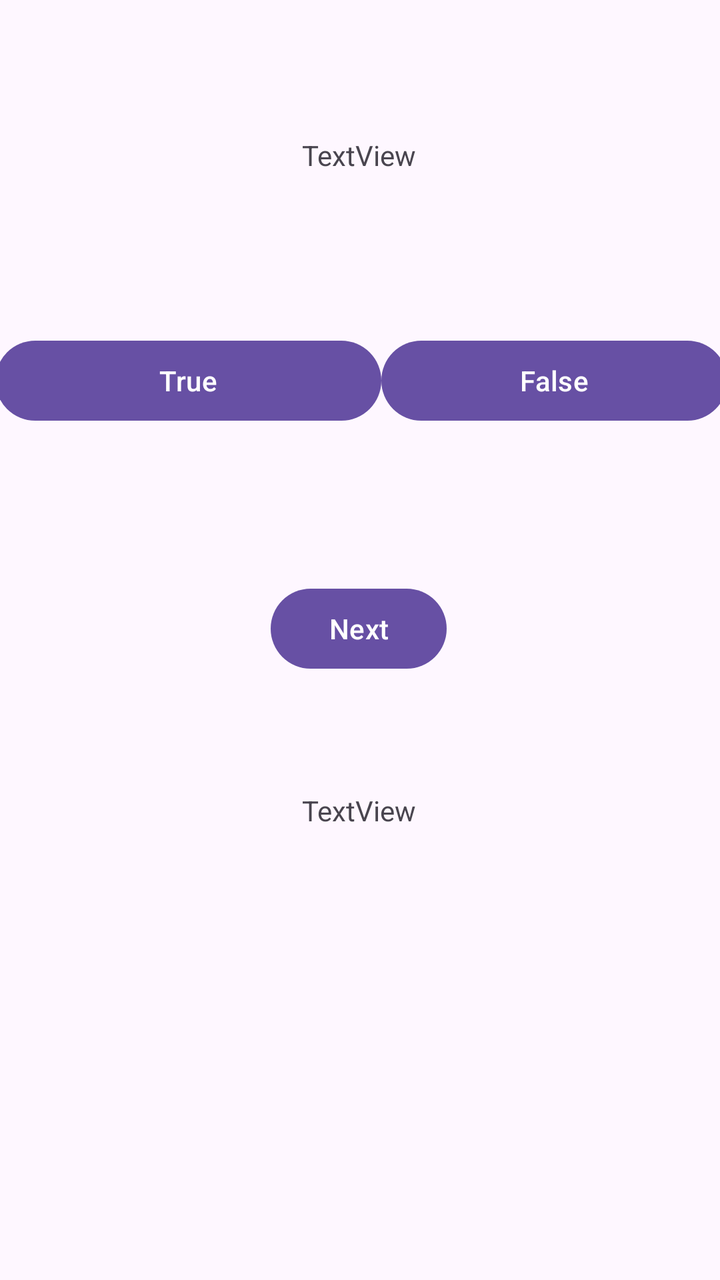
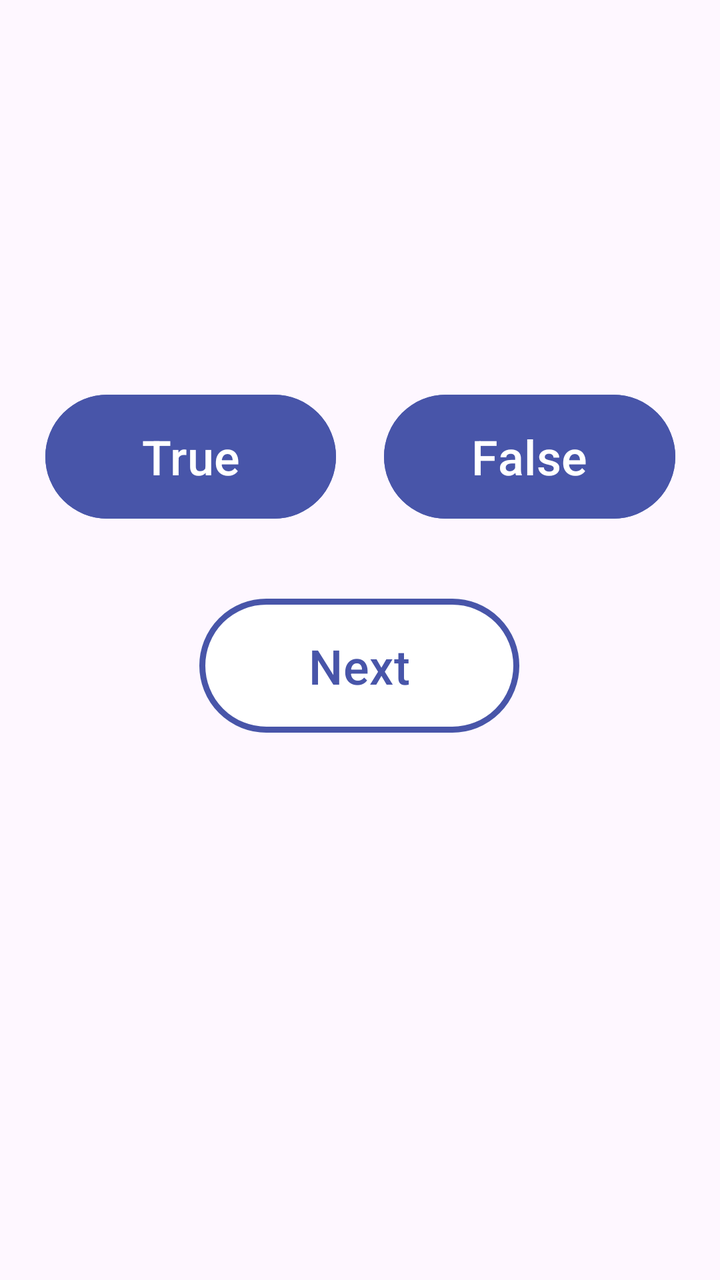

Screens rendered from an Android XML layout before and after an edit, with the pre-edit source and the edit as a unified diff.
<!-- AndroidManifest.xml: application theme Theme.TriviaBytesApp -->
<!-- res/layout/activity_main.xml -->
<?xml version="1.0" encoding="utf-8"?>
<androidx.constraintlayout.widget.ConstraintLayout xmlns:android="http://schemas.android.com/apk/res/android"
    xmlns:app="http://schemas.android.com/apk/res-auto"
    xmlns:tools="http://schemas.android.com/tools"
    android:id="@+id/main"
    android:layout_width="match_parent"
    android:layout_height="match_parent"
    tools:context=".MainActivity">

    <TextView
        android:id="@+id/questionText"
        android:layout_width="wrap_content"
        android:layout_height="wrap_content"
        android:layout_marginTop="68dp"
        android:text="TextView"
        app:layout_constraintEnd_toEndOf="parent"
        app:layout_constraintHorizontal_bias="0.498"
        app:layout_constraintStart_toStartOf="parent"
        app:layout_constraintTop_toTopOf="parent" />

    <LinearLayout
        android:id="@+id/linearLayout"
        android:layout_width="366dp"
        android:layout_height="60dp"
        android:orientation="horizontal"
        app:layout_constraintBottom_toBottomOf="parent"
        app:layout_constraintEnd_toEndOf="parent"
        app:layout_constraintHorizontal_bias="0.496"
        app:layout_constraintStart_toStartOf="parent"
        app:layout_constraintTop_toBottomOf="@+id/questionText"
        app:layout_constraintVertical_bias="0.161">

        <Button
            android:id="@+id/trueButton"
            android:layout_width="60dp"
            android:layout_height="wrap_content"
            android:layout_weight="1"
            android:onClick="checkTrue"
            android:text="True" />

        <Button
            android:id="@+id/falseButton"
            android:layout_width="40dp"
            android:layout_height="wrap_content"
            android:layout_weight="1"
            android:onClick="checkFalse"
            android:text="False" />
    </LinearLayout>

    <Button
        android:id="@+id/nextButton"
        android:layout_width="wrap_content"
        android:layout_height="wrap_content"
        android:layout_marginTop="64dp"
        android:onClick="nextQuestion"
        android:text="@string/next_button"
        app:layout_constraintEnd_toEndOf="parent"
        app:layout_constraintHorizontal_bias="0.498"
        app:layout_constraintStart_toStartOf="parent"
        app:layout_constraintTop_toBottomOf="@+id/linearLayout" />

    <TextView
        android:id="@+id/answerText"
        android:layout_width="wrap_content"
        android:layout_height="wrap_content"
        android:text="TextView"
        app:layout_constraintBottom_toBottomOf="parent"
        app:layout_constraintEnd_toEndOf="parent"
        app:layout_constraintHorizontal_bias="0.498"
        app:layout_constraintStart_toStartOf="parent"
        app:layout_constraintTop_toTopOf="parent"
        app:layout_constraintVertical_bias="0.637" />
</androidx.constraintlayout.widget.ConstraintLayout>
<!-- resources referenced by this layout -->
<resources>
  <string name="next_button">Next</string>
  <style name="Theme.TriviaBytesApp" parent="Base.Theme.TriviaBytesApp" />
  <style name="Base.Theme.TriviaBytesApp" parent="Theme.Material3.DayNight.NoActionBar">
          
          
      </style>
</resources>

<!-- the commit's change to res/layout/activity_main.xml (unified diff, before → after) -->
@@ -11,8 +11,8 @@
         android:id="@+id/questionText"
         android:layout_width="wrap_content"
         android:layout_height="wrap_content"
-        android:layout_marginTop="68dp"
-        android:text="TextView"
+        android:layout_marginTop="92dp"
+        android:textSize="24sp"
         app:layout_constraintEnd_toEndOf="parent"
         app:layout_constraintHorizontal_bias="0.498"
         app:layout_constraintStart_toStartOf="parent"
@@ -20,54 +20,65 @@
 
     <LinearLayout
         android:id="@+id/linearLayout"
-        android:layout_width="366dp"
-        android:layout_height="60dp"
+        android:layout_width="315dp"
+        android:layout_height="90dp"
         android:orientation="horizontal"
         app:layout_constraintBottom_toBottomOf="parent"
         app:layout_constraintEnd_toEndOf="parent"
-        app:layout_constraintHorizontal_bias="0.496"
         app:layout_constraintStart_toStartOf="parent"
         app:layout_constraintTop_toBottomOf="@+id/questionText"
-        app:layout_constraintVertical_bias="0.161">
+        app:layout_constraintVertical_bias="0.162">
 
         <Button
             android:id="@+id/trueButton"
-            android:layout_width="60dp"
-            android:layout_height="wrap_content"
+            android:layout_width="70dp"
+            android:layout_height="70dp"
+            android:layout_marginRight="12dp"
             android:layout_weight="1"
+            android:backgroundTint="#4855A9"
             android:onClick="checkTrue"
-            android:text="True" />
+            android:text="@string/true_button"
+            android:textSize="24sp" />
 
         <Button
             android:id="@+id/falseButton"
-            android:layout_width="40dp"
-            android:layout_height="wrap_content"
+            android:layout_width="70dp"
+            android:layout_height="70dp"
+            android:layout_marginLeft="12dp"
             android:layout_weight="1"
+            android:backgroundTint="#4855A9"
             android:onClick="checkFalse"
-            android:text="False" />
+            android:text="@string/false_button"
+            android:textSize="24sp" />
     </LinearLayout>
 
     <Button
         android:id="@+id/nextButton"
-        android:layout_width="wrap_content"
-        android:layout_height="wrap_content"
-        android:layout_marginTop="64dp"
+        android:layout_width="160dp"
+        android:layout_height="75dp"
+        android:layout_marginTop="12dp"
+        android:backgroundTint="#FFFF"
         android:onClick="nextQuestion"
         android:text="@string/next_button"
+        android:textColor="#4855A9"
+        android:textSize="24sp"
         app:layout_constraintEnd_toEndOf="parent"
         app:layout_constraintHorizontal_bias="0.498"
         app:layout_constraintStart_toStartOf="parent"
-        app:layout_constraintTop_toBottomOf="@+id/linearLayout" />
+        app:layout_constraintTop_toBottomOf="@+id/linearLayout"
+        app:strokeColor="#4855A9"
+        app:strokeWidth="3dp" />
 
     <TextView
         android:id="@+id/answerText"
         android:layout_width="wrap_content"
         android:layout_height="wrap_content"
-        android:text="TextView"
+        android:textSize="34sp"
+        android:textStyle="bold"
         app:layout_constraintBottom_toBottomOf="parent"
         app:layout_constraintEnd_toEndOf="parent"
         app:layout_constraintHorizontal_bias="0.498"
         app:layout_constraintStart_toStartOf="parent"
         app:layout_constraintTop_toTopOf="parent"
-        app:layout_constraintVertical_bias="0.637" />
+        app:layout_constraintVertical_bias="0.701" />
 </androidx.constraintlayout.widget.ConstraintLayout>
<!-- resource entries referenced after the edit -->
@@ -1,6 +1,8 @@
 <!-- resources referenced by this layout -->
 <resources>
+  <string name="false_button">False</string>
   <string name="next_button">Next</string>
+  <string name="true_button">True</string>
   <style name="Theme.TriviaBytesApp" parent="Base.Theme.TriviaBytesApp" />
   <style name="Base.Theme.TriviaBytesApp" parent="Theme.Material3.DayNight.NoActionBar">
           
